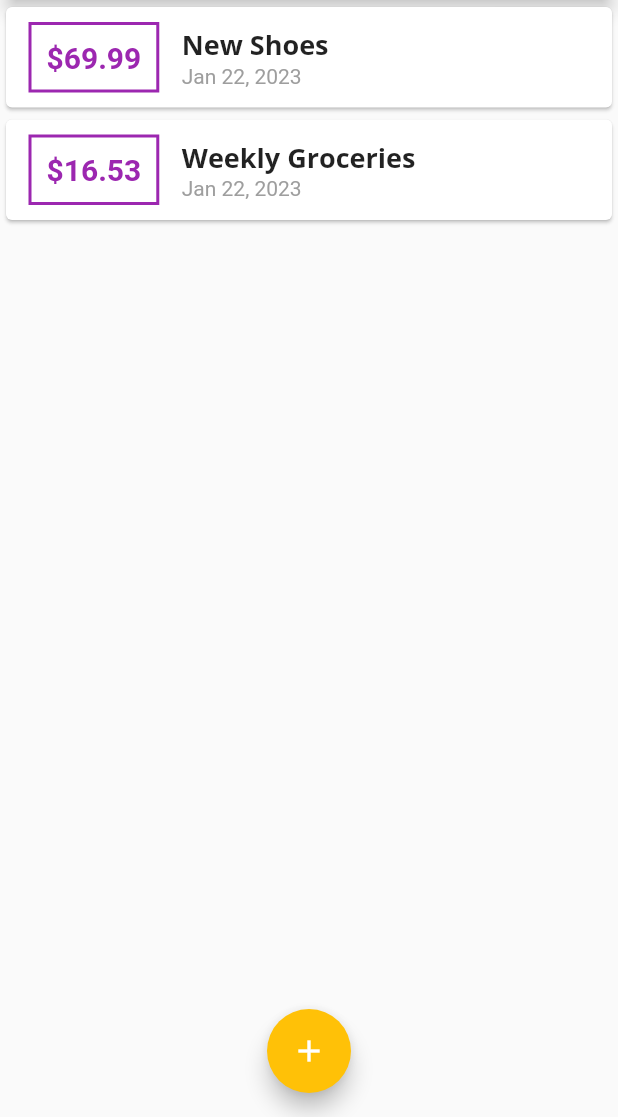
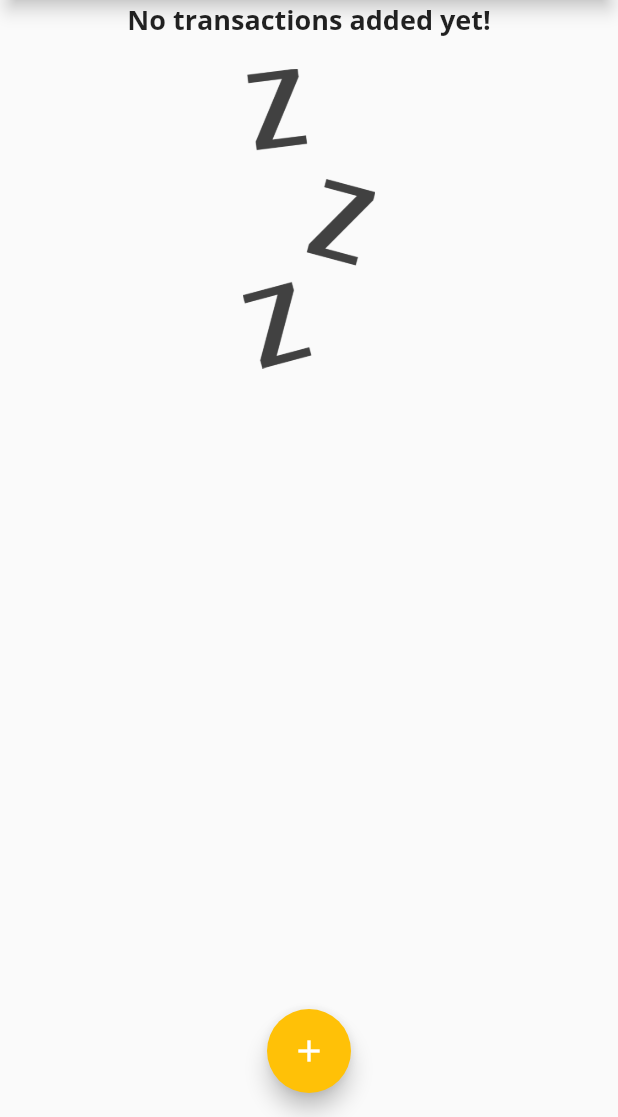
Before and after one commit to steadysamwise4/expense_planner, a Flutter app: the screen it shows after launch, on a phone screen of 412 x 824 dp, the part 119-1236 px from its top. Run offline on Flutter 3.47's test engine with Material 2 defaults, Android fonts, the phone set to English and light mode, and no system bars.

Commit message:
added waiting image to conditionally render when there are no transactions

```diff
--- a/lib/main.dart
+++ b/lib/main.dart
@@ -56,13 +56,13 @@ class MyHomePage extends StatefulWidget {
 
 class _MyHomePageState extends State<MyHomePage> {
   final List<Transaction> _userTransactions = [
-    Transaction(
-        id: 't1', title: 'New Shoes', amount: 69.99, date: DateTime.now()),
-    Transaction(
-        id: 't2',
-        title: 'Weekly Groceries',
-        amount: 16.53,
-        date: DateTime.now())
+    // Transaction(
+    //     id: 't1', title: 'New Shoes', amount: 69.99, date: DateTime.now()),
+    // Transaction(
+    //     id: 't2',
+    //     title: 'Weekly Groceries',
+    //     amount: 16.53,
+    //     date: DateTime.now())
   ];
 
   void _addNewTransaction(String txTitle, double txAmount) {
--- a/lib/widgets/transaction_list.dart
+++ b/lib/widgets/transaction_list.dart
@@ -11,21 +11,37 @@ class TransactionList extends StatelessWidget {
   Widget build(BuildContext context) {
     return SizedBox(
       height: 300,
-      child: ListView.builder(
+      child: transactions.isEmpty
+          ? Column(children: <Widget>[
+              Text(
+                'No transactions added yet!',
+                style: Theme.of(context).textTheme.headline6,
+              ),
+              const SizedBox(
+                height: 20,
+              ),
+              SizedBox(
+                  height: 200,
+                  child: Image.asset(
+                    'assets/images/waiting.png',
+                    fit: BoxFit.cover,
+                  )),
+            ])
+          : ListView.builder(
               itemBuilder: (ctx, index) {
                 return Card(
                   child: Row(children: <Widget>[
                     Container(
-                margin:
-                    const EdgeInsets.symmetric(vertical: 10, horizontal: 15),
+                      margin: const EdgeInsets.symmetric(
+                          vertical: 10, horizontal: 15),
                       decoration: BoxDecoration(
                           border: Border.all(
                         color: Theme.of(context).colorScheme.primary,
                         width: 2,
                       )),
                       padding: const EdgeInsets.all(10),
-                child:
-                    Text('\$${transactions[index].amount.toStringAsFixed(2)}',
+                      child: Text(
+                          '\$${transactions[index].amount.toStringAsFixed(2)}',
                           style: TextStyle(
                             fontWeight: FontWeight.bold,
                             fontSize: 20,
@@ -39,7 +55,8 @@ class TransactionList extends StatelessWidget {
                           transactions[index].title,
                           style: Theme.of(context).textTheme.headline6,
                         ),
-                  Text(DateFormat.yMMMd().format(transactions[index].date),
+                        Text(
+                            DateFormat.yMMMd().format(transactions[index].date),
                             style: const TextStyle(
                               color: Colors.grey,
                             )),
--- a/pubspec.yaml
+++ b/pubspec.yaml
@@ -60,8 +60,8 @@ flutter:
   uses-material-design: true
 
   # To add assets to your application, add an assets section, like this:
-  # assets:
-  #   - images/a_dot_burr.jpeg
+  assets:
+    - assets/images/waiting.png
   #   - images/a_dot_ham.jpeg
 
   # An image asset can refer to one or more resolution-specific "variants", see
```
Also changed, not shown: assets/images/waiting.png (added). Lines whose indentation alone changed are shown as unchanged.
